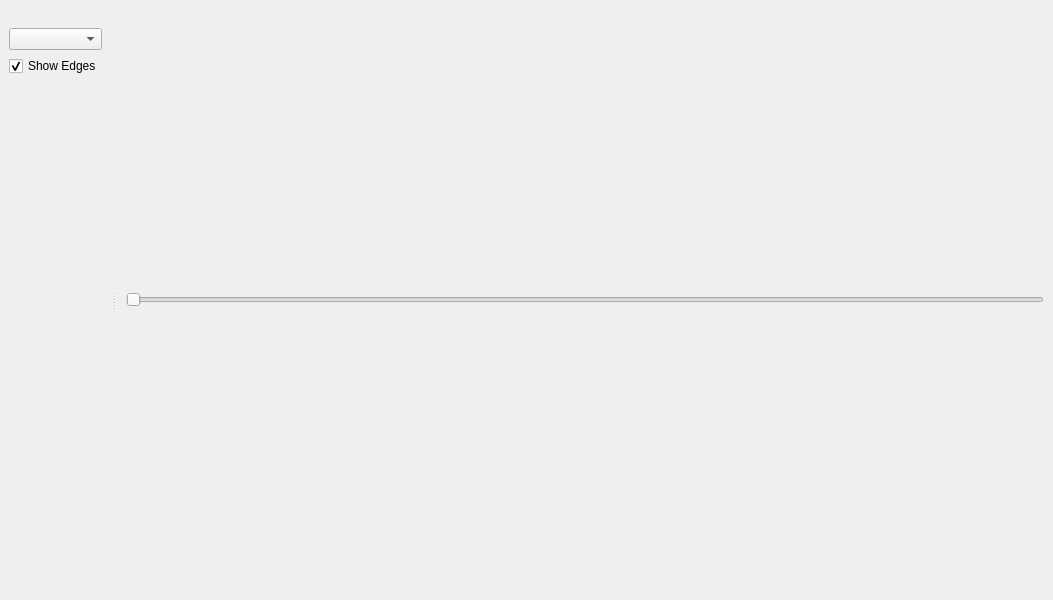
Before: the Qt Designer form src/vis/mainWindow.ui in Martin-Bela/Brain-Vis, drawn with Qt 5.
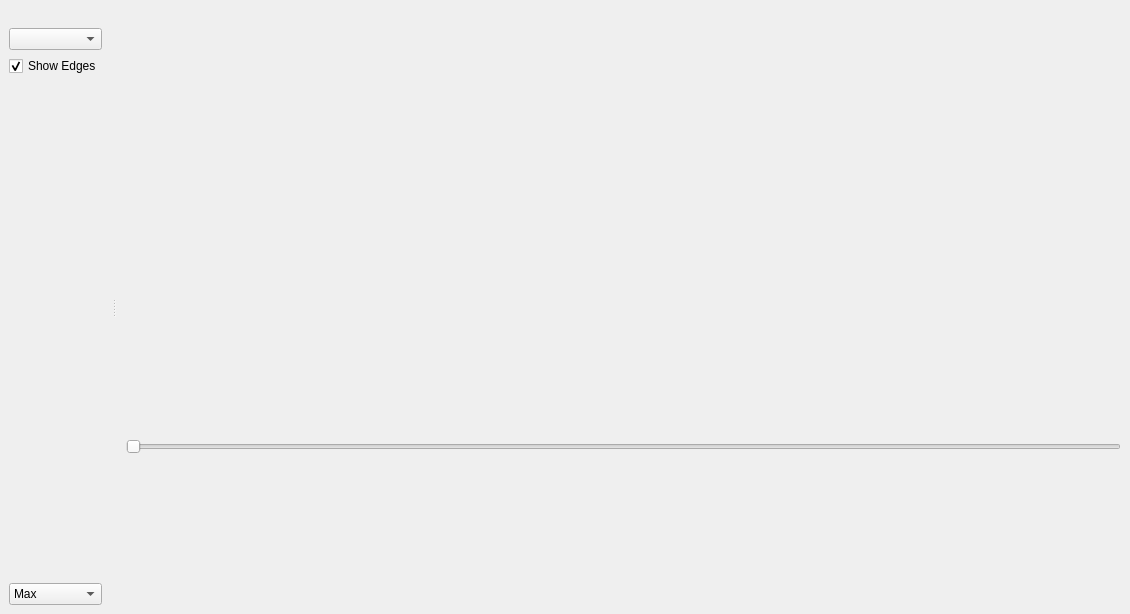
After: the same form once the commit is applied. Custom widgets are drawn as their Qt base class.

Commit message: Added Histogram Visualization

Patch:
```diff
--- a/src/vis/mainWindow.ui
+++ b/src/vis/mainWindow.ui
@@ -6,8 +6,8 @@
    <rect>
     <x>0</x>
     <y>0</y>
-    <width>1053</width>
-    <height>600</height>
+    <width>1130</width>
+    <height>614</height>
    </rect>
   </property>
   <property name="windowTitle">
@@ -15,6 +15,9 @@
   </property>
   <widget class="QWidget" name="centralwidget">
    <layout class="QVBoxLayout" name="verticalLayout_3">
+    <property name="spacing">
+     <number>0</number>
+    </property>
     <item>
      <layout class="QVBoxLayout" name="mainVisDock">
       <property name="spacing">
@@ -22,8 +25,27 @@
       </property>
      </layout>
     </item>
+    <item>
+     <widget class="HistogramWidget" name="bottomPanel" native="true">
+      <property name="enabled">
+       <bool>true</bool>
+      </property>
+      <property name="maximumSize">
+       <size>
+        <width>4092</width>
+        <height>128</height>
+       </size>
+      </property>
+      <property name="autoFillBackground">
+       <bool>false</bool>
+      </property>
+     </widget>
+    </item>
     <item>
      <widget class="QSlider" name="slider">
+      <property name="maximum">
+       <number>499</number>
+      </property>
       <property name="orientation">
        <enum>Qt::Horizontal</enum>
       </property>
@@ -71,12 +93,54 @@
          </property>
         </spacer>
        </item>
+       <item>
+        <widget class="QComboBox" name="comboBox_2">
+         <item>
+          <property name="text">
+           <string>Max</string>
+          </property>
+         </item>
+         <item>
+          <property name="text">
+           <string>Mean</string>
+          </property>
+         </item>
+         <item>
+          <property name="text">
+           <string>Min</string>
+          </property>
+         </item>
+         <item>
+          <property name="text">
+           <string>Sum</string>
+          </property>
+         </item>
+         <item>
+          <property name="text">
+           <string>Histogram</string>
+          </property>
+         </item>
+         <item>
+          <property name="text">
+           <string/>
+          </property>
+         </item>
+        </widget>
+       </item>
       </layout>
      </item>
     </layout>
    </widget>
   </widget>
  </widget>
+ <customwidgets>
+  <customwidget>
+   <class>HistogramWidget</class>
+   <extends>QWidget</extends>
+   <header>histogramWidget.hpp</header>
+   <container>1</container>
+  </customwidget>
+ </customwidgets>
  <resources/>
  <connections/>
 </ui>
```
The commit also changes 8 other files.
